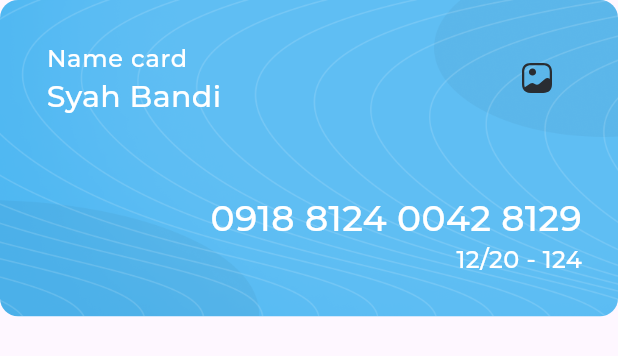
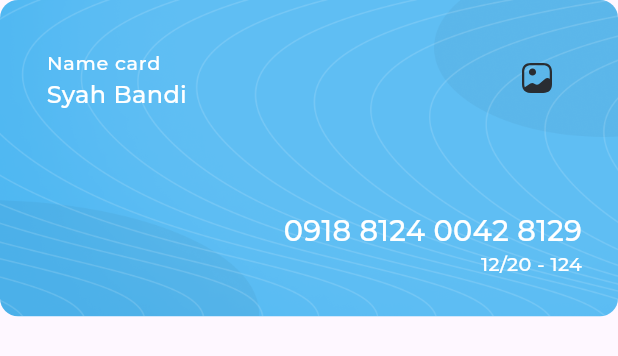
Before and after one commit to basmalahesham/responsive_dash_board, a Flutter app: the MyCard widget shown alone on an empty page, opened directly, on a phone screen of 412 x 824 dp. Shown: the top 356 px of the screen. Run offline on Flutter 3.47's test engine with Material 3 defaults, Android fonts, the phone set to English and light mode, and no system bars; our stand-ins replace expandable_page_view, fl_chart, flutter_svg; project files that could hold a hidden picture were left out.

Commit message:
responsive font size part one

```diff
--- a/lib/utils/app_styles.dart
+++ b/lib/utils/app_styles.dart
@@ -1,67 +1,93 @@
+import 'dart:ui';
+
 import 'package:flutter/material.dart';
+import 'package:responsive_dash_board/utils/size_config.dart';
 
 abstract class AppStyles {
-  static const TextStyle styleRegular16 = TextStyle(
-    color: Color(0xFF064060),
-    fontSize: 16,
+  static TextStyle styleRegular16 = TextStyle(
+    color: const Color(0xFF064060),
+    fontSize: getResponsiveFontSize(fontSize: 16),
     fontFamily: 'Montserrat',
     fontWeight: FontWeight.w400,
   );
-  static const TextStyle styleMedium16 = TextStyle(
-    color: Color(0xFF064060),
-    fontSize: 16,
+  static TextStyle styleMedium16 = TextStyle(
+    color: const Color(0xFF064060),
+    fontSize: getResponsiveFontSize(fontSize: 16),
     fontFamily: 'Montserrat',
     fontWeight: FontWeight.w500,
   );
-  static const TextStyle styleSemiBold16 = TextStyle(
-    color: Color(0xFF064060),
-    fontSize: 16,
+  static TextStyle styleSemiBold16 = TextStyle(
+    color: const Color(0xFF064060),
+    fontSize: getResponsiveFontSize(fontSize: 16),
     fontFamily: 'Montserrat',
     fontWeight: FontWeight.w600,
   );
-  static const TextStyle styleBold16 = TextStyle(
-    color: Color(0xFF4EB7F2),
-    fontSize: 16,
+  static TextStyle styleBold16 = TextStyle(
+    color: const Color(0xFF4EB7F2),
+    fontSize: getResponsiveFontSize(fontSize: 16),
     fontFamily: 'Montserrat',
     fontWeight: FontWeight.w700,
   );
-  static const TextStyle styleSemiBold20 = TextStyle(
-    color: Color(0xFF064060),
-    fontSize: 20,
+  static TextStyle styleSemiBold20 = TextStyle(
+    color: const Color(0xFF064060),
+    fontSize: getResponsiveFontSize(fontSize: 20),
     fontFamily: 'Montserrat',
     fontWeight: FontWeight.w600,
   );
-  static const TextStyle styleMedium20 = TextStyle(
+  static TextStyle styleMedium20 = TextStyle(
     color: Colors.white,
-    fontSize: 20,
+    fontSize: getResponsiveFontSize(fontSize: 20),
     fontFamily: 'Montserrat',
     fontWeight: FontWeight.w500,
   );
 
-  static const TextStyle styleRegular12 = TextStyle(
-    color: Color(0xFFAAAAAA),
-    fontSize: 12,
+  static TextStyle styleRegular12 = TextStyle(
+    color: const Color(0xFFAAAAAA),
+    fontSize: getResponsiveFontSize(fontSize: 12),
     fontFamily: 'Montserrat',
     fontWeight: FontWeight.w400,
   );
-  static const TextStyle styleSemiBold24 = TextStyle(
-    color: Color(0xFF4DB7F2),
-    fontSize: 24,
+  static TextStyle styleSemiBold24 = TextStyle(
+    color: const Color(0xFF4DB7F2),
+    fontSize: getResponsiveFontSize(fontSize: 24),
     fontFamily: 'Montserrat',
     fontWeight: FontWeight.w600,
   );
-  static const TextStyle styleRegular14 = TextStyle(
-    color: Color(0xFFAAAAAA),
-    fontSize: 14,
+  static TextStyle styleRegular14 = TextStyle(
+    color: const Color(0xFFAAAAAA),
+    fontSize: getResponsiveFontSize(fontSize: 14),
     fontFamily: 'Montserrat',
     fontWeight: FontWeight.w400,
   );
-  static const TextStyle styleSemiBold18 = TextStyle(
-    color: Color(0xFF4DB7F2),
-    fontSize: 18,
+  static TextStyle styleSemiBold18 = TextStyle(
+    color: const Color(0xFF4DB7F2),
+    fontSize: getResponsiveFontSize(fontSize: 18),
     fontFamily: 'Montserrat',
     fontWeight: FontWeight.w600,
   );
+}
 
+// scaleFactor
+// responsive fontSize
+// (min , max) fontSize
+double getResponsiveFontSize({required double fontSize}) {
+  double scaleFactor = getScaleFactor();
+  double responsiveFontSize = fontSize * scaleFactor;
+  double lowerLimit = fontSize * 0.8;
+  double upperLimit = fontSize * 1.2;
+  return responsiveFontSize.clamp(lowerLimit, upperLimit);
+}
 
+double getScaleFactor() {
+  var dispatcher = PlatformDispatcher.instance;
+  var physicalWidth = dispatcher.views.first.physicalSize.width;
+  var devicePixelRatio = dispatcher.views.first.devicePixelRatio;
+  double width = physicalWidth / devicePixelRatio;
+  if (width < SizeConfig.tablet) {
+    return width / 550;
+  } else if (width < SizeConfig.desktop) {
+    return width / 1000;
+  } else {
+    return width / 1550;
+  }
 }
--- a/lib/views/widgets/all_expenses_header.dart
+++ b/lib/views/widgets/all_expenses_header.dart
@@ -7,14 +7,14 @@ class AllExpensesHeader extends StatelessWidget {
 
   @override
   Widget build(BuildContext context) {
-    return const Row(
+    return  Row(
       children: [
         Text(
           'All Expenses',
           style: AppStyles.styleSemiBold20,
         ),
-        Expanded(child: SizedBox()),
-        RangeOptions(),
+        const Expanded(child: SizedBox()),
+        const RangeOptions(),
       ],
     );
   }
--- a/lib/views/widgets/income_section_header.dart
+++ b/lib/views/widgets/income_section_header.dart
@@ -11,7 +11,7 @@ class IncomeSectionHeader extends StatelessWidget {
     return Row(
       mainAxisAlignment: MainAxisAlignment.spaceBetween,
       children: [
-        const Text(
+        Text(
           'Income',
           style: AppStyles.styleSemiBold20,
         ),
@@ -29,7 +29,7 @@ class IncomeSectionHeader extends StatelessWidget {
           ),
           child: Row(
             children: [
-              const Text(
+              Text(
                 'Monthly',
                 style: AppStyles.styleMedium16,
               ),
--- a/lib/views/widgets/latest_transaction.dart
+++ b/lib/views/widgets/latest_transaction.dart
@@ -7,17 +7,17 @@ class LatestTransaction extends StatelessWidget {
 
   @override
   Widget build(BuildContext context) {
-    return const Column(
+    return Column(
       crossAxisAlignment: CrossAxisAlignment.start,
       children: [
         Text(
           'Latest Transaction',
           style: AppStyles.styleMedium16,
         ),
-        SizedBox(
+        const SizedBox(
           height: 12,
         ),
-        LatestTransactionListView(),
+        const LatestTransactionListView(),
       ],
     );
   }
--- a/lib/views/widgets/my_card.dart
+++ b/lib/views/widgets/my_card.dart
@@ -35,7 +35,7 @@ class MyCard extends StatelessWidget {
                   color: Colors.white,
                 ),
               ),
-              subtitle: const Text(
+              subtitle: Text(
                 'Syah Bandi',
                 style: AppStyles.styleMedium20,
               ),
--- a/lib/views/widgets/my_cards_section.dart
+++ b/lib/views/widgets/my_cards_section.dart
@@ -29,7 +29,7 @@ class _MyCardsSectionState extends State<MyCardsSection> {
     return Column(
       crossAxisAlignment: CrossAxisAlignment.start,
       children: [
-        const SizedBox(
+        SizedBox(
           width: 420,
           child: Text(
             'My card',
--- a/lib/views/widgets/quick_invoice_header.dart
+++ b/lib/views/widgets/quick_invoice_header.dart
@@ -8,7 +8,7 @@ class QuickInvoiceHeader extends StatelessWidget {
   Widget build(BuildContext context) {
     return Row(
       children: [
-        const Text(
+        Text(
           'Quick Invoice',
           style: AppStyles.styleSemiBold20,
         ),
--- a/lib/views/widgets/range_options.dart
+++ b/lib/views/widgets/range_options.dart
@@ -22,7 +22,7 @@ class RangeOptions extends StatelessWidget {
       ),
       child: Row(
         children: [
-          const Text(
+          Text(
             'Monthly',
             style: AppStyles.styleMedium16,
           ),
--- a/lib/views/widgets/title_text_field.dart
+++ b/lib/views/widgets/title_text_field.dart
@@ -14,7 +14,7 @@ class TitleTextField extends StatelessWidget {
     return Column(
       crossAxisAlignment: CrossAxisAlignment.start,
       children: [
-        const Text(
+        Text(
           'Customer name',
           style: AppStyles.styleMedium16,
         ),
--- a/lib/views/widgets/transaction_history_header.dart
+++ b/lib/views/widgets/transaction_history_header.dart
@@ -11,7 +11,7 @@ class TransactionHistoryHeader extends StatelessWidget {
     return Row(
       mainAxisAlignment: MainAxisAlignment.spaceBetween,
       children: [
-        const Text(
+        Text(
           'Transaction History',
           style: AppStyles.styleSemiBold20,
         ),
```
